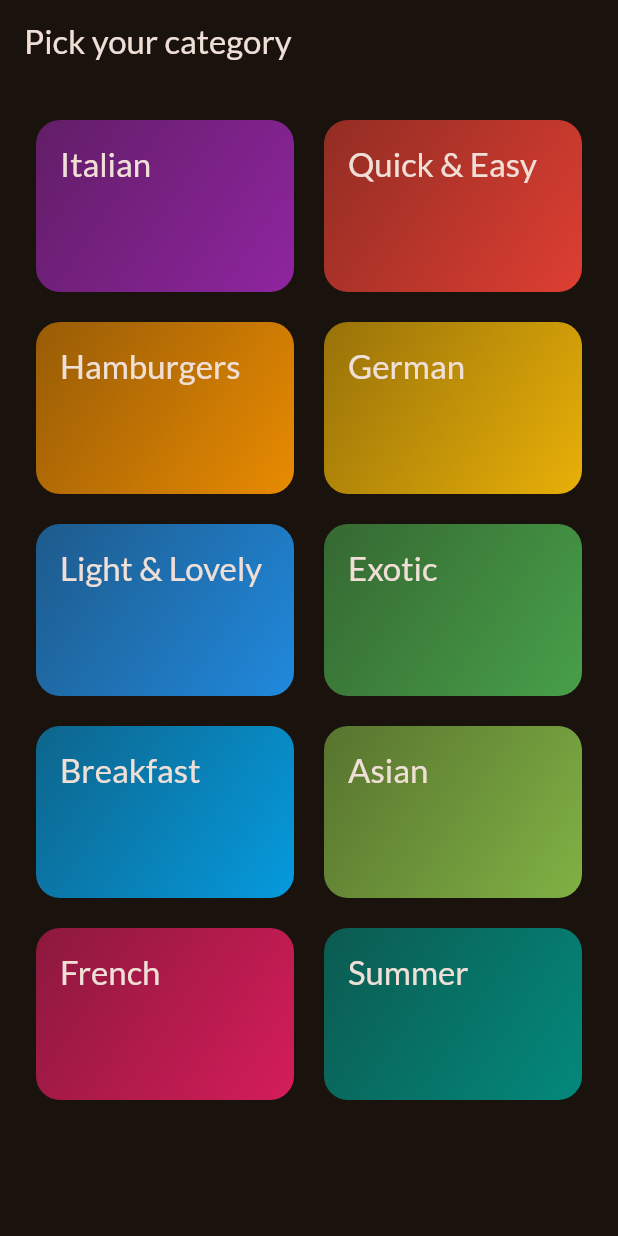
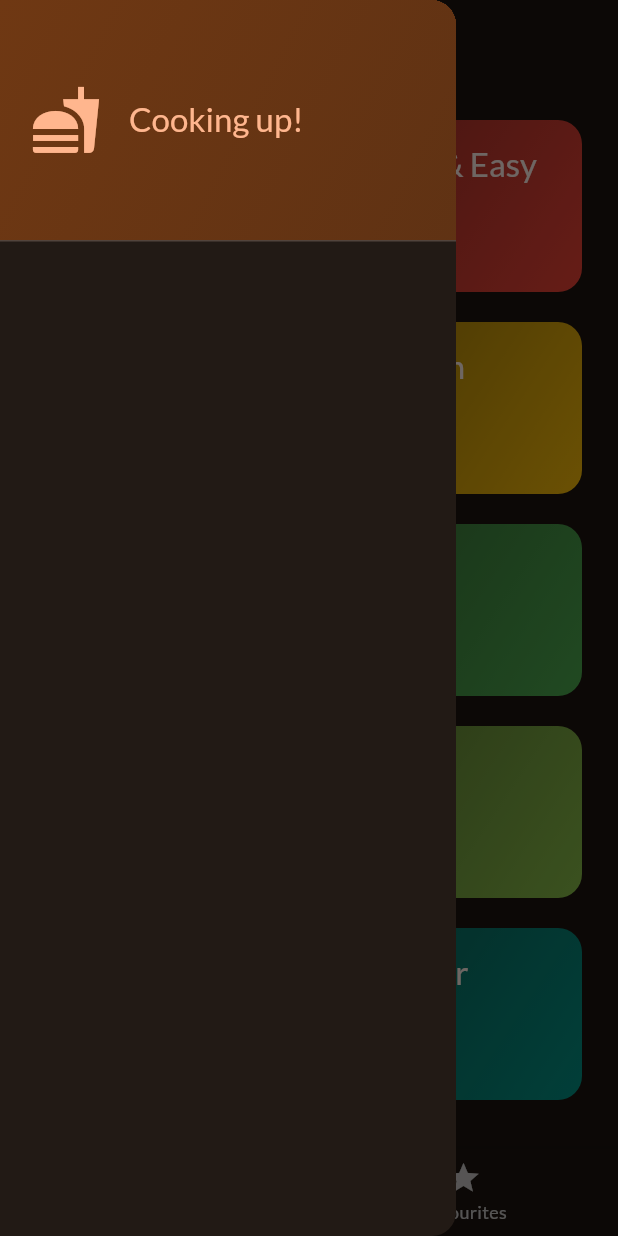
Before and after one commit to paulldev/meals, a Flutter app: the screen it shows after launch, with the side drawer open (before the commit the screen has no drawer), on a phone screen of 412 x 824 dp. Run offline on Flutter 3.47's test engine with Material 2 defaults, Android fonts, the phone set to English and light mode, and no system bars; our stand-ins replace google_fonts, transparent_image.

Commit message:
Drawer added

```diff
--- a/lib/main.dart
+++ b/lib/main.dart
@@ -1,7 +1,7 @@
 import 'package:flutter/material.dart';
 
 import 'package:google_fonts/google_fonts.dart';
-import 'package:meals/screens/categories.dart';
+import 'package:meals/screens/tabs.dart';
 
 final theme = ThemeData(
   useMaterial3: true,
@@ -21,6 +21,6 @@ class App extends StatelessWidget {
 
   @override
   Widget build(BuildContext context) {
-    return MaterialApp(theme: theme, home: CategoriesScreen());
+    return MaterialApp(theme: theme, home: TabsScreen());
   }
 }
--- a/lib/screens/categories.dart
+++ b/lib/screens/categories.dart
@@ -1,11 +1,14 @@
 import 'package:flutter/material.dart';
+import 'package:meals/models/meal.dart';
 import 'package:meals/screens/meals.dart';
 import 'package:meals/widgets/category_grid_item.dart';
 import '../data/dummy_data.dart';
 import 'package:meals/models/category.dart';
 
 class CategoriesScreen extends StatelessWidget {
-  const CategoriesScreen({super.key});
+  const CategoriesScreen({super.key, required this.onToggleFavorite});
+
+  final void Function(Meal meal) onToggleFavorite;
 
   void _selectCategory(BuildContext context, Category category) {
     final filteredMeals = dummyMeals
@@ -14,19 +17,18 @@ class CategoriesScreen extends StatelessWidget {
     // This route will be pushed onto the top of the screens stack.
     Navigator.of(context).push(
       MaterialPageRoute(
-        builder: (ctx) =>
-            MealsScreen(title: category.title, meals: filteredMeals),
+        builder: (ctx) => MealsScreen(
+          title: category.title,
+          meals: filteredMeals,
+          onToggleFavorite: onToggleFavorite,
+        ),
       ),
     );
   }
 
   @override
   Widget build(BuildContext context) {
-    return Scaffold(
-      appBar: AppBar(
-        title: Text('Pick your category'),
-      ),
-      body: GridView(
+    return GridView(
       padding: EdgeInsets.all(24),
       gridDelegate: SliverGridDelegateWithFixedCrossAxisCount(
         crossAxisCount: 2,
@@ -44,7 +46,6 @@ class CategoriesScreen extends StatelessWidget {
             },
           )
       ],
-      ),
     );
   }
 }
--- /dev/null
+++ b/lib/screens/tabs.dart
@@ -0,0 +1,86 @@
+import 'package:flutter/material.dart';
+import 'package:meals/screens/categories.dart';
+import 'package:meals/screens/meals.dart';
+import 'package:meals/widgets/main_drawer.dart';
+
+import '../models/meal.dart';
+
+class TabsScreen extends StatefulWidget {
+  const TabsScreen({super.key});
+
+  @override
+  State<TabsScreen> createState() => _TabsScreenState();
+}
+
+class _TabsScreenState extends State<TabsScreen> {
+  int _selectedPageIndex = 0;
+  final List<Meal> _favoriteMeals = [];
+
+  void _showInfoMessage(String message) {
+    ScaffoldMessenger.of(context).clearSnackBars();
+    ScaffoldMessenger.of(context).showSnackBar(
+      SnackBar(
+        content: Text(message),
+      ),
+    );
+  }
+
+  void _toggleMealFavoriteStatus(Meal meal) {
+    final isExisting = _favoriteMeals.contains(meal);
+
+    if (isExisting) {
+      setState(() {
+        _favoriteMeals.remove(meal);
+      });
+      _showInfoMessage('Meal is no longer a favourite.');
+    } else {
+      setState(() {
+        _favoriteMeals.add(meal);
+      });
+      _showInfoMessage('Marked as a favourite.');
+    }
+  }
+
+  void _selectPage(int index) {
+    setState(() {
+      _selectedPageIndex = index;
+    });
+  }
+
+  @override
+  Widget build(BuildContext context) {
+    Widget activePage = CategoriesScreen(
+      onToggleFavorite: _toggleMealFavoriteStatus,
+    );
+    var activePageTitle = 'Categories';
+
+    if (_selectedPageIndex == 1) {
+      activePage = MealsScreen(
+        meals: _favoriteMeals,
+        onToggleFavorite: _toggleMealFavoriteStatus,
+      );
+      activePageTitle = 'Favourites';
+    }
+    return Scaffold(
+      appBar: AppBar(
+        title: Text(activePageTitle),
+      ),
+      drawer: MainDrawer(),
+      body: activePage,
+      bottomNavigationBar: BottomNavigationBar(
+        onTap: _selectPage,
+        currentIndex: _selectedPageIndex,
+        items: [
+          BottomNavigationBarItem(
+            icon: Icon(Icons.set_meal),
+            label: 'Categories',
+          ),
+          BottomNavigationBarItem(
+            icon: Icon(Icons.star),
+            label: 'Favourites',
+          ),
+        ],
+      ),
+    );
+  }
+}
--- /dev/null
+++ b/lib/widgets/main_drawer.dart
@@ -0,0 +1,49 @@
+import 'package:flutter/material.dart';
+
+class MainDrawer extends StatelessWidget {
+  const MainDrawer({super.key});
+
+  @override
+  Widget build(BuildContext context) {
+    return Drawer(
+      child: Column(
+        children: [
+          DrawerHeader(
+            padding: EdgeInsets.all(20),
+            decoration: BoxDecoration(
+              gradient: LinearGradient(
+                colors: [
+                  Theme.of(context).colorScheme.primaryContainer,
+                  Theme.of(context)
+                      .colorScheme
+                      .primaryContainer
+                      .withOpacity(0.8),
+                ],
+                begin: Alignment.topLeft,
+                end: Alignment.bottomRight,
+              ),
+            ),
+            child: Row(
+              children: [
+                Icon(
+                  Icons.fastfood,
+                  size: 48,
+                  color: Theme.of(context).colorScheme.primary,
+                ),
+                SizedBox(
+                  width: 18,
+                ),
+                Text(
+                  'Cooking up!',
+                  style: Theme.of(context).textTheme.titleLarge!.copyWith(
+                        color: Theme.of(context).colorScheme.primary,
+                      ),
+                ),
+              ],
+            ),
+          ),
+        ],
+      ),
+    );
+  }
+}
```
Also changed, not shown: lib/screens/meal_details.dart (+69 -6 lines), lib/screens/meals.dart (+13 -3 lines). Lines whose indentation alone changed are shown as unchanged.
